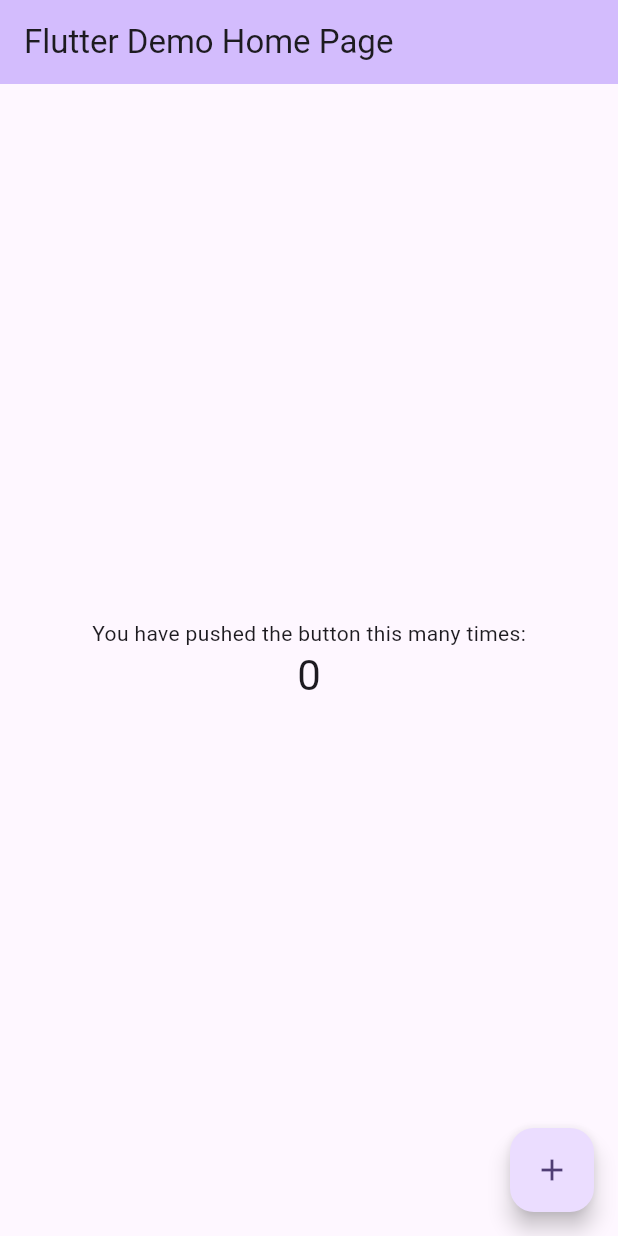
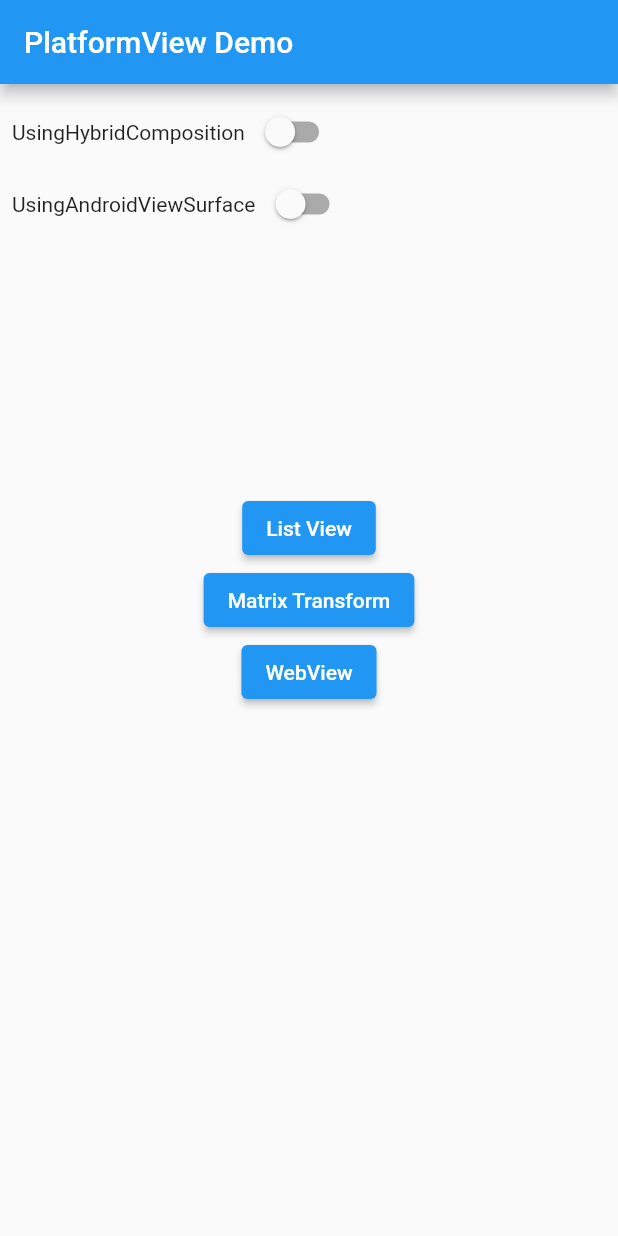
Before and after one commit to 0xZOne/platform_view, a Flutter app: the screen it shows after launch, on a phone screen of 412 x 824 dp. Run offline on Flutter 3.47's test engine with Material 2 defaults, Android fonts, the phone set to English and light mode, and no system bars; our stand-ins replace webview_flutter.

Commit message:
Add PlatformView Example.

```diff
--- a/lib/main.dart
+++ b/lib/main.dart
@@ -1,125 +1,144 @@
+import 'dart:io' show Platform;
+
 import 'package:flutter/material.dart';
 
+import 'list_view.dart';
+import 'simple_webview.dart';
+import 'transform.dart';
+
 void main() {
-  runApp(const MyApp());
+  runApp(const MaterialApp(
+    title: 'PlatformView Demo',
+    home: HomeScreen(),
+  ));
 }
 
-class MyApp extends StatelessWidget {
-  const MyApp({super.key});
+class HomeScreen extends StatefulWidget {
+  const HomeScreen({Key? key}) : super(key: key);
 
-  // This widget is the root of your application.
   @override
-  Widget build(BuildContext context) {
-    return MaterialApp(
-      title: 'Flutter Demo',
-      theme: ThemeData(
-        // This is the theme of your application.
-        //
-        // TRY THIS: Try running your application with "flutter run". You'll see
-        // the application has a blue toolbar. Then, without quitting the app,
-        // try changing the seedColor in the colorScheme below to Colors.green
-        // and then invoke "hot reload" (save your changes or press the "hot
-        // reload" button in a Flutter-supported IDE, or press "r" if you used
-        // the command line to start the app).
-        //
-        // Notice that the counter didn't reset back to zero; the application
-        // state is not lost during the reload. To reset the state, use hot
-        // restart instead.
-        //
-        // This works for code too, not just values: Most code changes can be
-        // tested with just a hot reload.
-        colorScheme: ColorScheme.fromSeed(seedColor: Colors.deepPurple),
-        useMaterial3: true,
-      ),
-      home: const MyHomePage(title: 'Flutter Demo Home Page'),
-    );
-  }
+  State<StatefulWidget> createState() => _HomeScreenState();
 }
 
-class MyHomePage extends StatefulWidget {
-  const MyHomePage({super.key, required this.title});
-
-  // This widget is the home page of your application. It is stateful, meaning
-  // that it has a State object (defined below) that contains fields that affect
-  // how it looks.
-
-  // This class is the configuration for the state. It holds the values (in this
-  // case the title) provided by the parent (in this case the App widget) and
-  // used by the build method of the State. Fields in a Widget subclass are
-  // always marked "final".
-
-  final String title;
-
-  @override
-  State<MyHomePage> createState() => _MyHomePageState();
-}
-
-class _MyHomePageState extends State<MyHomePage> {
-  int _counter = 0;
-
-  void _incrementCounter() {
-    setState(() {
-      // This call to setState tells the Flutter framework that something has
-      // changed in this State, which causes it to rerun the build method below
-      // so that the display can reflect the updated values. If we changed
-      // _counter without calling setState(), then the build method would not be
-      // called again, and so nothing would appear to happen.
-      _counter++;
-    });
-  }
+class _HomeScreenState extends State<HomeScreen> {
+  bool usingAndroidViewSurface = false;
+  bool usingHybridComposition = false;
 
   @override
   Widget build(BuildContext context) {
-    // This method is rerun every time setState is called, for instance as done
-    // by the _incrementCounter method above.
-    //
-    // The Flutter framework has been optimized to make rerunning build methods
-    // fast, so that you can just rebuild anything that needs updating rather
-    // than having to individually change instances of widgets.
     return Scaffold(
       appBar: AppBar(
-        // TRY THIS: Try changing the color here to a specific color (to
-        // Colors.amber, perhaps?) and trigger a hot reload to see the AppBar
-        // change color while the other colors stay the same.
-        backgroundColor: Theme.of(context).colorScheme.inversePrimary,
-        // Here we take the value from the MyHomePage object that was created by
-        // the App.build method, and use it to set our appbar title.
-        title: Text(widget.title),
+        title: const Text('PlatformView Demo'),
       ),
-      body: Center(
-        // Center is a layout widget. It takes a single child and positions it
-        // in the middle of the parent.
-        child: Column(
-          // Column is also a layout widget. It takes a list of children and
-          // arranges them vertically. By default, it sizes itself to fit its
-          // children horizontally, and tries to be as tall as its parent.
-          //
-          // Column has various properties to control how it sizes itself and
-          // how it positions its children. Here we use mainAxisAlignment to
-          // center the children vertically; the main axis here is the vertical
-          // axis because Columns are vertical (the cross axis would be
-          // horizontal).
-          //
-          // TRY THIS: Invoke "debug painting" (choose the "Toggle Debug Paint"
-          // action in the IDE, or press "p" in the console), to see the
-          // wireframe for each widget.
+      body: Column(
         mainAxisAlignment: MainAxisAlignment.center,
         children: <Widget>[
-            const Text(
-              'You have pushed the button this many times:',
+          Expanded(
+            flex: 1,
+            child: Container(
+              alignment: Alignment.topRight,
+              padding: const EdgeInsets.all(8.0),
+              child: Column(
+                mainAxisAlignment: MainAxisAlignment.start,
+                children: <Widget>[
+                  Platform.isAndroid
+                      ? Row(
+                          mainAxisAlignment: MainAxisAlignment.start,
+                          children: <Widget>[
+                            const Text('UsingHybridComposition '),
+                            Switch(
+                              value: usingHybridComposition,
+                              onChanged: (value) {
+                                setState(() {
+                                  usingHybridComposition = value;
+                                  if (usingHybridComposition) {
+                                    usingAndroidViewSurface = true;
+                                  }
+                                });
+                              },
+                              activeTrackColor: Colors.green,
+                              activeColor: Colors.greenAccent,
                             ),
-            Text(
-              '$_counter',
-              style: Theme.of(context).textTheme.headlineMedium,
+                          ],
+                        )
+                      : Container(),
+                  Platform.isAndroid
+                      ? Row(
+                          mainAxisAlignment: MainAxisAlignment.start,
+                          children: <Widget>[
+                            const Text('UsingAndroidViewSurface '),
+                            Switch(
+                              value: usingAndroidViewSurface,
+                              onChanged: (value) {
+                                setState(() {
+                                  usingAndroidViewSurface = value;
+                                  if (!usingAndroidViewSurface) {
+                                    usingHybridComposition = false;
+                                  }
+                                });
+                              },
+                              activeTrackColor: Colors.green,
+                              activeColor: Colors.greenAccent,
+                            ),
+                          ],
+                        )
+                      : Container(),
+                ],
+              ),
+            ),
+          ),
+          Expanded(
+            flex: 2,
+            child: Container(
+              alignment: Alignment.center,
+              padding: const EdgeInsets.only(top: 16.0),
+              child: Column(
+                mainAxisAlignment: MainAxisAlignment.start,
+                children: <Widget>[
+                  ElevatedButton(
+                    child: const Text('List View'),
+                    onPressed: () {
+                      Navigator.push(
+                        context,
+                        MaterialPageRoute(
+                            builder: (context) => PlatformViewListDemo(
+                                usingHybridComposition: usingHybridComposition,
+                                usingAndroidViewSurface:
+                                    usingAndroidViewSurface)),
+                      );
+                    },
+                  ),
+                  ElevatedButton(
+                    child: const Text('Matrix Transform'),
+                    onPressed: () {
+                      Navigator.push(
+                        context,
+                        MaterialPageRoute(
+                            builder: (context) => TransformWidget(
+                                usingHybridComposition: usingHybridComposition,
+                                usingAndroidViewSurface:
+                                    usingAndroidViewSurface)),
+                      );
+                    },
+                  ),
+                  ElevatedButton(
+                    child: const Text('WebView'),
+                    onPressed: () {
+                      Navigator.push(
+                        context,
+                        MaterialPageRoute(
+                          builder: (context) =>
+                              SimpleWebView(url: 'https://www.uc.cn/'),
+                        ),
+                      );
+                    },
                   ),
                 ],
               ),
             ),
-      floatingActionButton: FloatingActionButton(
-        onPressed: _incrementCounter,
-        tooltip: 'Increment',
-        child: const Icon(Icons.add),
-      ), // This trailing comma makes auto-formatting nicer for build methods.
+          ),
+        ],
+      ),
     );
   }
 }
--- a/pubspec.yaml
+++ b/pubspec.yaml
@@ -19,7 +19,7 @@ publish_to: 'none' # Remove this line if you wish to publish to pub.dev
 version: 1.0.0+1
 
 environment:
-  sdk: '>=3.0.2 <4.0.0'
+  sdk: '>=2.18.0 <4.0.0'
 
 # Dependencies specify other packages that your package needs in order to work.
 # To automatically upgrade your package dependencies to the latest versions
@@ -35,6 +35,7 @@ dependencies:
   # The following adds the Cupertino Icons font to your application.
   # Use with the CupertinoIcons class for iOS style icons.
   cupertino_icons: ^1.0.2
+  webview_flutter: ^4.2.1
 
 dev_dependencies:
   flutter_test:
```
Also changed, not shown: lib/list_view.dart (added, +102 -0 lines), lib/native_view.dart (added, +94 -0 lines), lib/simple_webview.dart (added, +43 -0 lines), lib/texture_controller.dart (added, +20 -0 lines), lib/texture_widget.dart (added, +44 -0 lines), lib/transform.dart (added, +186 -0 lines), pubspec.lock, 7 other files. Lines whose indentation alone changed are shown as unchanged.
